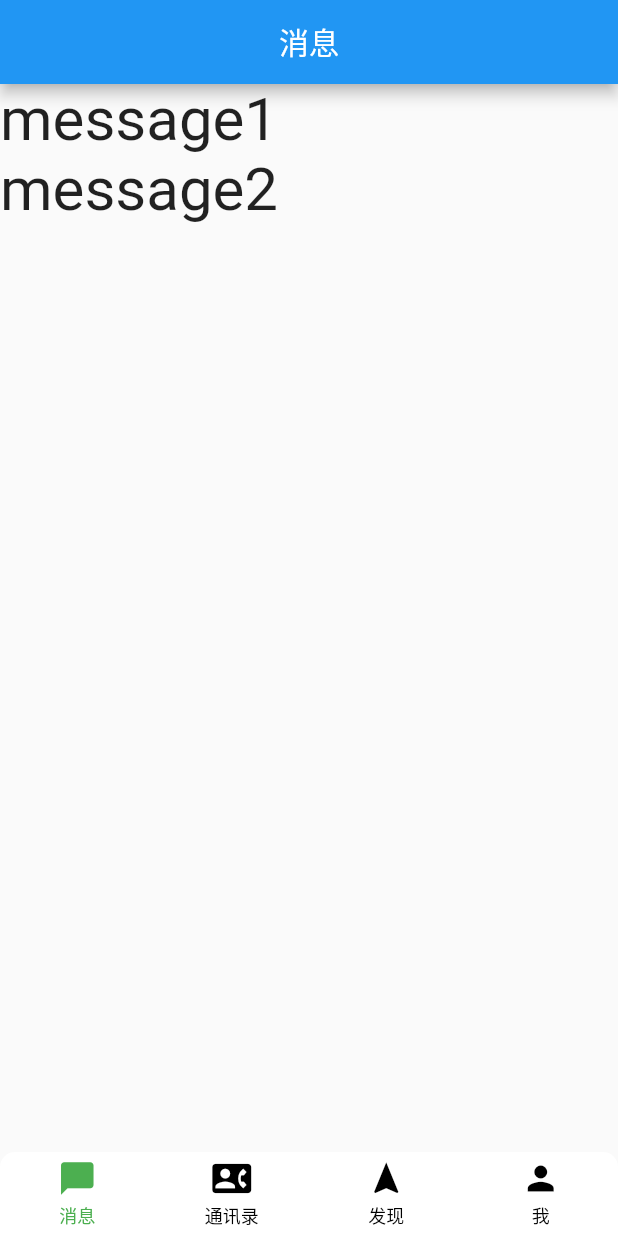
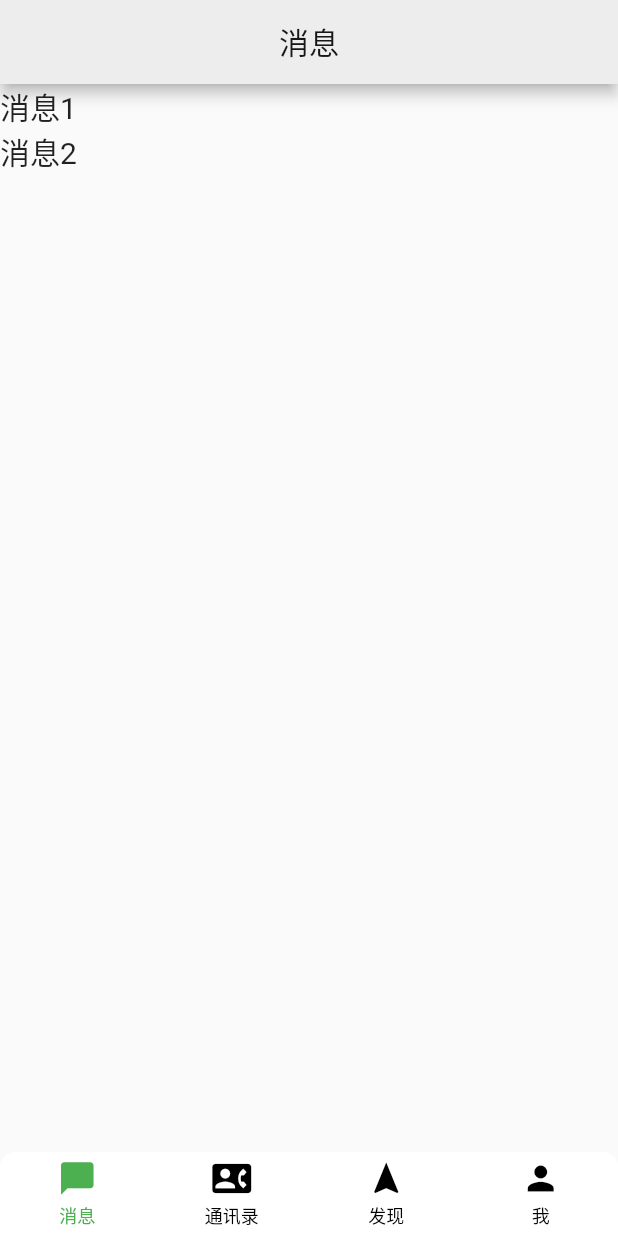
Before and after one commit to jielyu/mimic_ui, a Flutter app: the screen it shows after launch, on a phone screen of 412 x 824 dp. Run offline on Flutter 3.47's test engine with Material 2 defaults, Android fonts, the phone set to English and light mode, and no system bars; drawn by our look-alikes of persistent_bottom_nav_bar; our stand-ins replace azlistview; missing offline and left inert: common_utils, lpinyin.

Commit message:
feat(.): arrange code

```diff
--- a/wechat_ui/lib/pages/home_page.dart
+++ b/wechat_ui/lib/pages/home_page.dart
@@ -64,7 +64,7 @@ class BottonNavBarFramework extends StatelessWidget {
 
   List<Widget> _buildScreens() {
     return [
-      const MessagePage(),
+      const MessagesPage(),
       const ContactsPage(),
       const DiscoveryPage(),
       const MinePage(),
--- a/wechat_ui/lib/pages/message_page.dart
+++ b/wechat_ui/lib/pages/message_page.dart
@@ -1,25 +1,35 @@
 import 'package:flutter/material.dart';
 
-class MessagePage extends StatelessWidget {
-  const MessagePage({Key? key}) : super(key: key);
+class MessagesPage extends StatefulWidget {
+  const MessagesPage({Key? key}) : super(key: key);
 
+  @override
+  _MessagesPageState createState() => _MessagesPageState();
+}
+
+class _MessagesPageState extends State<MessagesPage> {
   @override
   Widget build(BuildContext context) {
     return Scaffold(
       appBar: AppBar(
+        automaticallyImplyLeading: false,
+        backgroundColor: const Color(0xFFEDEDED),
         title: const Center(
-          child: Text("消息"),
+          child: Text(
+            "消息",
+            style: TextStyle(color: Color(0xFF171717)),
+          ),
         ),
       ),
       body: ListView(
         children: const [
           Text(
-            "message1",
-            style: TextStyle(fontSize: 40),
+            "消息1",
+            style: TextStyle(fontSize: 20),
           ),
           Text(
-            "message2",
-            style: TextStyle(fontSize: 40),
+            "消息2",
+            style: TextStyle(fontSize: 20),
           ),
         ],
       ),
```
Also changed, not shown: wechat_ui/assets/data/msg.json (added, +18 -0 lines), wechat_ui/lib/pages/contact_page.dart (+22 -65 lines), wechat_ui/lib/pages/discovery.dart (+6 -1 lines), wechat_ui/lib/pages/mine_page.dart (+6 -1 lines), wechat_ui/lib/utils/utils.dart (added, +35 -0 lines).
